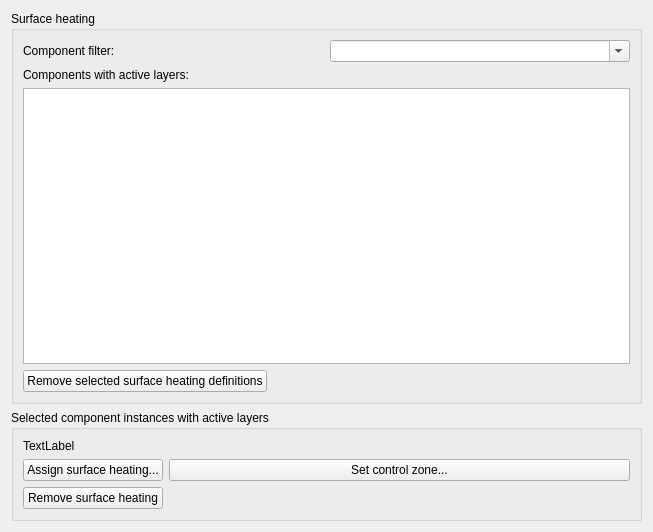
First picture: the form in SIM-VICUS/src/SVPropBuildingSurfaceHeatingWidget.ui, repository ghorwin/SIM-VICUS, before the edit.
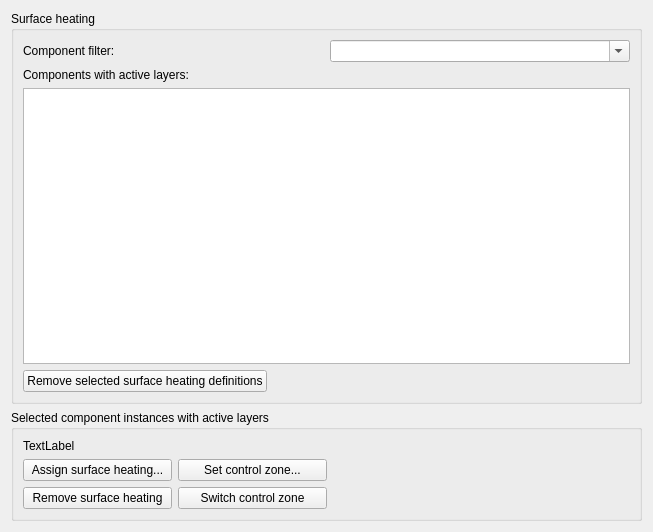
Second picture: the form after the edit.

Commit message: Implemented Zone Control switching

The edit to the form file:
```diff
--- a/SIM-VICUS/src/SVPropBuildingSurfaceHeatingWidget.ui
+++ b/SIM-VICUS/src/SVPropBuildingSurfaceHeatingWidget.ui
@@ -114,19 +114,6 @@
       </item>
       <item row="1" column="0">
        <layout class="QGridLayout" name="gridLayout">
-        <item row="1" column="1">
-         <spacer name="horizontalSpacer_2">
-          <property name="orientation">
-           <enum>Qt::Horizontal</enum>
-          </property>
-          <property name="sizeHint" stdset="0">
-           <size>
-            <width>40</width>
-            <height>20</height>
-           </size>
-          </property>
-         </spacer>
-        </item>
         <item row="0" column="1">
          <widget class="QPushButton" name="pushButtonAssignSurfaceHeatingControlZone">
           <property name="text">
@@ -160,8 +147,28 @@
           </property>
          </widget>
         </item>
+        <item row="1" column="1">
+         <widget class="QPushButton" name="pushButtonSwitchControlZone">
+          <property name="text">
+           <string>Switch control zone</string>
+          </property>
+         </widget>
+        </item>
        </layout>
       </item>
+      <item row="1" column="1">
+       <spacer name="horizontalSpacer_2">
+        <property name="orientation">
+         <enum>Qt::Horizontal</enum>
+        </property>
+        <property name="sizeHint" stdset="0">
+         <size>
+          <width>40</width>
+          <height>20</height>
+         </size>
+        </property>
+       </spacer>
+      </item>
      </layout>
     </widget>
    </item>
```
Left out of the diff: 6 changed lines with no effect on the pictures. The commit also changes 2 other files.
